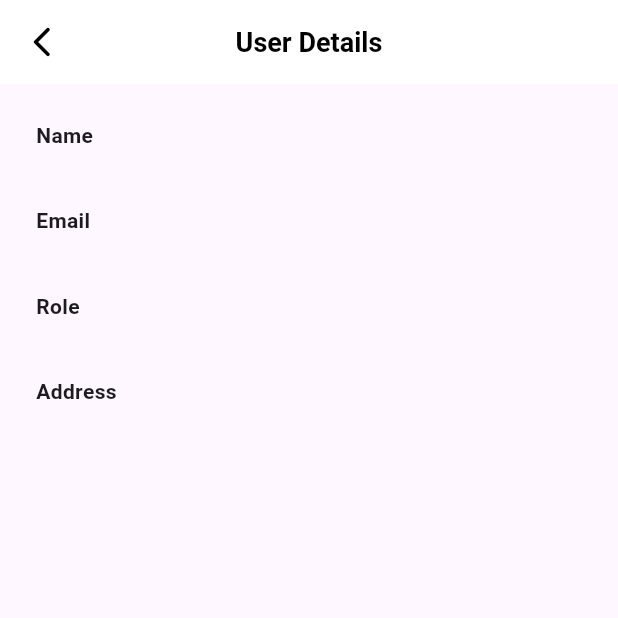
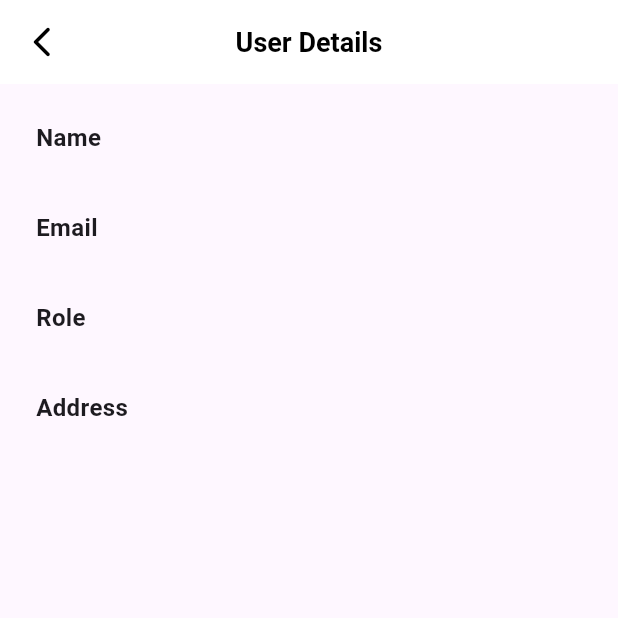
Before and after one commit to Ziyaafser/xcess-app, a Flutter app: the ViewUserPage screen opened directly with empty values, on a phone screen of 412 x 824 dp, the top half of it. Run offline on Flutter 3.47's test engine with Material 3 defaults, Android fonts, the phone set to English and light mode, and no system bars; our stand-ins replace cloud_firestore, firebase_auth, firebase_core, firebase_storage, fluttertoast, geocoding and 1 more; accounts and stored records are empty.

Commit message:
Fix : UI for adminuser view page

```diff
--- a/lib/view_user_page.dart
+++ b/lib/view_user_page.dart
@@ -66,16 +66,16 @@ class _ViewUserPageState extends State<ViewUserPage> {
         child: Column(
           crossAxisAlignment: CrossAxisAlignment.start,
           children: [
-            const Text("Name", style: TextStyle(fontWeight: FontWeight.bold)),
+            const Text("Name", style: TextStyle(fontWeight: FontWeight.bold, fontSize: 16)),
             Text(widget.name),
             const SizedBox(height: 16),
-            const Text("Email", style: TextStyle(fontWeight: FontWeight.bold)),
+            const Text("Email", style: TextStyle(fontWeight: FontWeight.bold, fontSize: 16)),
             Text(widget.email),
             const SizedBox(height: 16),
-            const Text("Role", style: TextStyle(fontWeight: FontWeight.bold)),
+            const Text("Role", style: TextStyle(fontWeight: FontWeight.bold, fontSize: 16)),
             Text(widget.role),
             const SizedBox(height: 16),
-            const Text("Address", style: TextStyle(fontWeight: FontWeight.bold)),
+            const Text("Address", style: TextStyle(fontWeight: FontWeight.bold, fontSize: 16)),
             Text(address ?? 'Loading...'),
           ],
         ),
```
